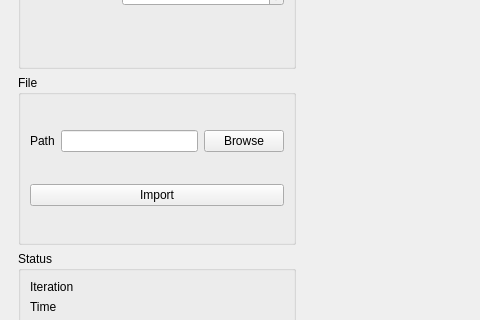
First picture: the form in src/GUI/mainwindow.ui, repository mhps-null/Tucil1_13524053, before the edit; both pictures show x 0 to 480 and y 119 to 439 of the 913 by 636 pixel window.
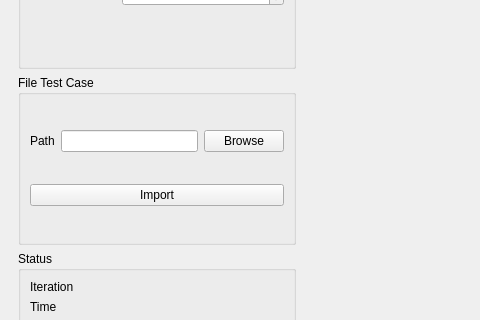
Second picture: the form after the edit.

```diff
--- a/src/GUI/mainwindow.ui
+++ b/src/GUI/mainwindow.ui
@@ -66,7 +66,7 @@
          <item>
           <widget class="QGroupBox" name="groupBox_3">
            <property name="title">
-            <string>File</string>
+            <string>File Test Case</string>
            </property>
            <layout class="QGridLayout" name="gridLayout_4" columnstretch="0,0,0">
             <item row="0" column="1">
```
Left out of the diff: 24 changed lines with no effect on the pictures.
